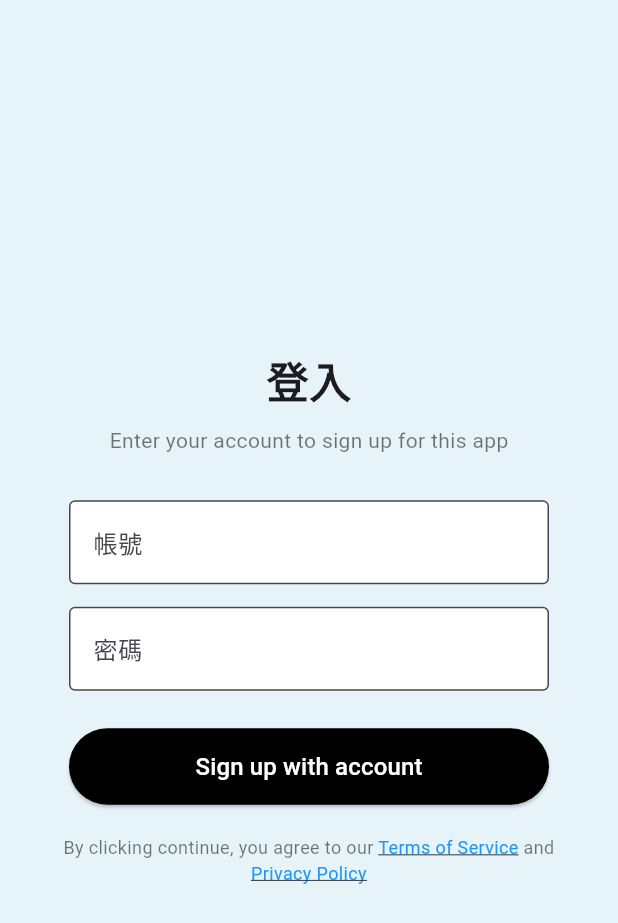
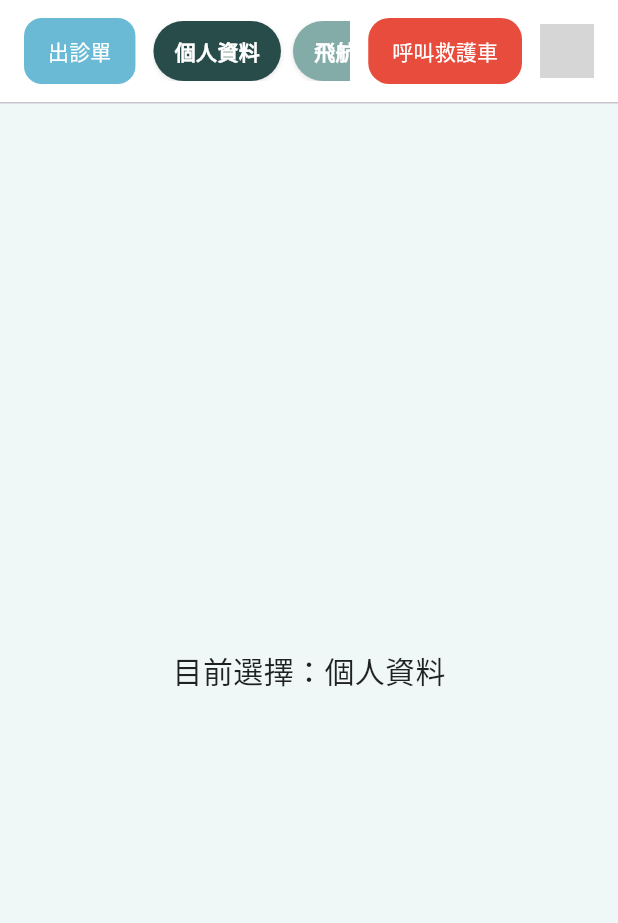
Before and after one commit to aihuaonce/chikawa_airport, a Flutter app: the screen it shows after launch, on a phone screen of 412 x 824 dp. Shown: the top 923 px of the screen. Run offline on Flutter 3.47's test engine with Material 3 defaults, Android fonts, the phone set to English and light mode, and no system bars; grey boxes are pictures that could not be loaded.

Commit message:
嘗試固定條

```diff
--- a/lib/main.dart
+++ b/lib/main.dart
@@ -1,5 +1,6 @@
 import 'package:flutter/material.dart';
 import 'login.dart'; // 你自己新增的登入頁面
+import 'nav2.dart';
 
 void main() {
   runApp(const MyApp()); // App 的進入點
@@ -15,7 +16,7 @@ class MyApp extends StatelessWidget {
       theme: ThemeData(
         colorScheme: ColorScheme.fromSeed(seedColor: Colors.deepPurple),
       ),
-      home: const LoginPage(), // 設定第一個畫面 = 登入頁
+      home: const Nav2Page(), // 設定第一個畫面 = 登入頁
     );
   }
 }
--- /dev/null
+++ b/lib/nav2.dart
@@ -0,0 +1,148 @@
+// lib/nav2.dart
+import 'package:flutter/material.dart';
+
+const _light = Color(0xFF83ACA9); // 淺綠
+const _dark  = Color(0xFF274C4A); // 深綠
+const _bg    = Color(0xFFEFF7F7); // 背景淡色，可自行調整
+
+/// 你要看的頁面：上方有綠色橫條的導航
+class Nav2Page extends StatefulWidget {
+  const Nav2Page({super.key});
+
+  @override
+  State<Nav2Page> createState() => _Nav2PageState();
+}
+
+class _Nav2PageState extends State<Nav2Page> {
+  // >>> 這裡的清單就是橫條上的選項（可自行改順序/內容）
+  // 如果你要用「圖二」那組，就把下面這組改成圖二的文字即可。
+  final List<String> items = <String>[
+    '個人資料', '飛航記錄', '事故紀錄', '處置紀錄', '醫療費用', '診斷書', '拒絕轉診切結書', '電傳文件','轉診單','護理紀錄表',
+  ];
+
+  int selected = 0;
+
+  @override
+  Widget build(BuildContext context) {
+    return Scaffold(
+      backgroundColor: _bg,
+      body: SafeArea(
+        child: Column(
+          children: [
+            // ====== 頂部工具列 ======
+            Container(
+              padding: const EdgeInsets.symmetric(horizontal: 16, vertical: 10),
+              decoration: const BoxDecoration(color: Colors.white),
+              child: Row(
+                children: [
+                  // 左：出診單（保留）
+                  FilledButton.tonal(
+                    style: FilledButton.styleFrom(
+                      backgroundColor:Color(0xFF6ABAD5),
+                      foregroundColor: Colors.white,
+                      padding: const EdgeInsets.symmetric(horizontal: 16, vertical: 12),
+                      shape: RoundedRectangleBorder(borderRadius: BorderRadius.circular(12)),
+                    ),
+                    onPressed: () {},
+                    child: const Text('出診單'),
+                  ),
+                  const SizedBox(width: 12),
+
+                  // 中：可橫向捲動的綠色分頁 Pills
+                  Expanded(
+                    child: SingleChildScrollView(
+                      scrollDirection: Axis.horizontal,
+                      child: Row(
+                        children: List.generate(items.length, (i) {
+                          final bool isActive = i == selected;
+                          return Padding(
+                            padding: const EdgeInsets.only(right: 8),
+                            child: _PillButton(
+                              label: items[i],
+                              active: isActive,
+                              onTap: () => setState(() => selected = i),
+                            ),
+                          );
+                        }),
+                      ),
+                    ),
+                  ),
+
+                  const SizedBox(width: 12),
+
+                  // 右：呼叫救護車（保留）
+                  FilledButton(
+                    style: FilledButton.styleFrom(
+                      backgroundColor: const Color(0xFFE74C3C), // 紅色
+                      foregroundColor: Colors.white,
+                      padding: const EdgeInsets.symmetric(horizontal: 16, vertical: 12),
+                      shape: RoundedRectangleBorder(borderRadius: BorderRadius.circular(14)),
+                    ),
+                    onPressed: () {},
+                    child: const Text('呼叫救護車'),
+                  ),
+                  const SizedBox(width: 12),
+
+                  // 右：頭像（保留）
+                  const CircleAvatar(
+                    radius: 18,
+                    backgroundImage: AssetImage('assets/avatar.jpg'), // 你可以換成 NetworkImage
+                    // 如果暫時沒有圖片，改用 backgroundColor 即可：
+                    // backgroundColor: Colors.grey,
+                  ),
+                ],
+              ),
+            ),
+
+            const Divider(height: 1),
+
+            // ====== 內容區（先放占位，顯示目前選中的頁籤） ======
+            Expanded(
+              child: Center(
+                child: Text(
+                  '目前選擇：${items[selected]}',
+                  style: const TextStyle(fontSize: 20, color: Colors.black87),
+                ),
+              ),
+            ),
+          ],
+        ),
+      ),
+    );
+  }
+}
+
+/// 綠色圓角 pill 按鈕（淺綠 / 深綠 切換）
+class _PillButton extends StatelessWidget {
+  final String label;
+  final bool active;
+  final VoidCallback onTap;
+
+  const _PillButton({
+    required this.label,
+    required this.active,
+    required this.onTap,
+  });
+
+  @override
+  Widget build(BuildContext context) {
+    final Color bg = active ? _dark : _light;
+    final Color fg = Colors.white;
+    return InkWell(
+      borderRadius: BorderRadius.circular(20),
+      onTap: onTap,
+      child: Container(
+        padding: const EdgeInsets.symmetric(horizontal: 14, vertical: 10),
+        decoration: BoxDecoration(
+          color: bg,
+          borderRadius: BorderRadius.circular(20),
+          boxShadow: const [BoxShadow(color: Colors.black12, blurRadius: 2, offset: Offset(0, 1))],
+        ),
+        child: Text(
+          label,
+          style: TextStyle(color: fg, fontWeight: FontWeight.w600),
+        ),
+      ),
+    );
+  }
+}
```
